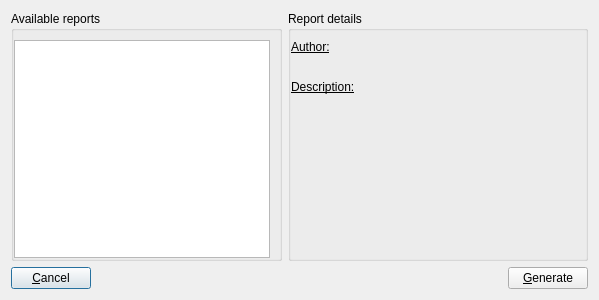
First picture: the form in trunk/dlgreportchooser.ui, repository digitalsleuth/fred, before the edit.
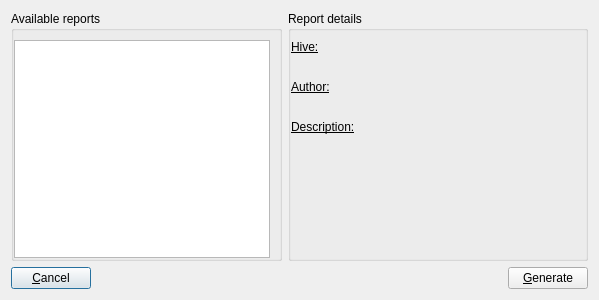
Second picture: the form after the edit. Icons and pictures are not drawn.

```diff
--- a/trunk/dlgreportchooser.ui
+++ b/trunk/dlgreportchooser.ui
@@ -96,7 +96,32 @@
          <number>0</number>
         </property>
         <item>
-         <widget class="QLabel" name="label">
+         <widget class="QLabel" name="LblHiveCaption">
+          <property name="font">
+           <font>
+            <underline>true</underline>
+           </font>
+          </property>
+          <property name="mouseTracking">
+           <bool>false</bool>
+          </property>
+          <property name="text">
+           <string>Hive:</string>
+          </property>
+         </widget>
+        </item>
+        <item>
+         <widget class="QLabel" name="LblHive">
+          <property name="text">
+           <string/>
+          </property>
+          <property name="indent">
+           <number>10</number>
+          </property>
+         </widget>
+        </item>
+        <item>
+         <widget class="QLabel" name="LblAuthorCaption">
           <property name="font">
            <font>
             <weight>50</weight>
```
Left out of the diff: 2 changed lines with no effect on the pictures.
